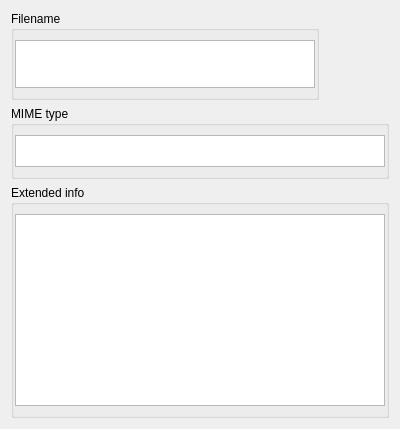
Qt form fileinsightsubdialog.ui (jlu5/FileInsight) before a commit.
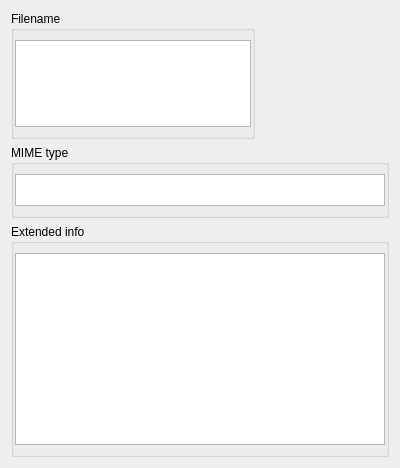
The same form after that commit.

Commit message: Adjust default window size & min. size for icon display

The edit to the form file:
```diff
--- a/fileinsightsubdialog.ui
+++ b/fileinsightsubdialog.ui
@@ -57,8 +57,8 @@
        </property>
        <property name="minimumSize">
         <size>
-         <width>64</width>
-         <height>64</height>
+         <width>128</width>
+         <height>128</height>
         </size>
        </property>
        <property name="text">
```
The commit also changes 1 other file.
